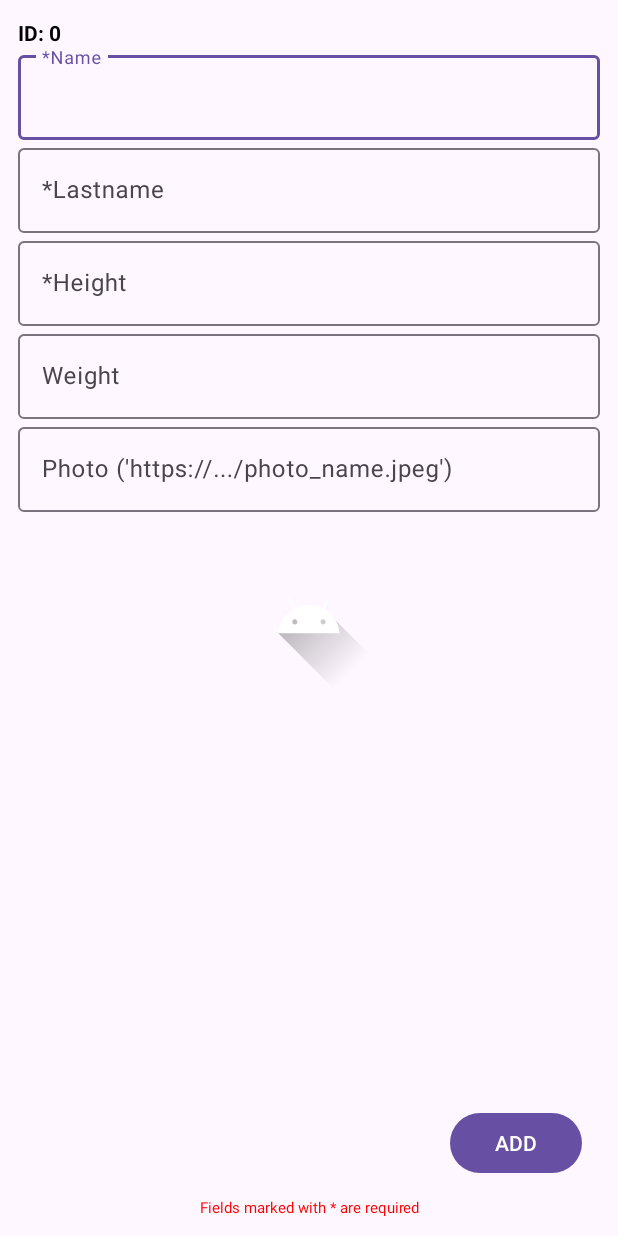
After one commit to xchelcd/DataList, an Android app: the layout activity_add.xml on its own in the app's theme, with its tools: preview values and no code run, on a phone screen of 412 x 824 dp. The commit adds this screen. Run offline under Robolectric (Android 15) with nearby library versions, the phone set to English and light mode, and no system bars.

Commit message:
added new AddActivity to add new users

```diff
--- a/app/src/main/AndroidManifest.xml
+++ b/app/src/main/AndroidManifest.xml
@@ -13,6 +13,9 @@
         android:theme="@style/Theme.MyApplication"
         tools:targetApi="31">
         <activity
+            android:name=".ui.add.AddActivity"
+            android:exported="false" />
+        <activity
             android:name=".ui.main.MainActivity"
             android:exported="true">
             <intent-filter>
--- /dev/null
+++ b/app/src/main/java/com/idaxmx/myapplication/ui/add/AddActivity.kt
@@ -0,0 +1,16 @@
+package com.idaxmx.myapplication.ui.add
+
+import android.os.Bundle
+import androidx.appcompat.app.AppCompatActivity
+import com.idaxmx.myapplication.databinding.ActivityAddBinding
+
+class AddActivity : AppCompatActivity() {
+
+    private var _binding: ActivityAddBinding? = null
+    private val binding get() = _binding!!
+
+    override fun onCreate(savedInstanceState: Bundle?) {
+        super.onCreate(savedInstanceState)
+        setContentView(binding.root)
+    }
+}
--- /dev/null
+++ b/app/src/main/res/layout/activity_add.xml
@@ -0,0 +1,112 @@
+<?xml version="1.0" encoding="utf-8"?>
+<layout xmlns:android="http://schemas.android.com/apk/res/android"
+    xmlns:app="http://schemas.android.com/apk/res-auto"
+    xmlns:tools="http://schemas.android.com/tools"
+    tools:context=".ui.add.AddActivity">
+
+    <data>
+
+        <import type="com.idaxmx.myapplication.binding.Callback" />
+
+        <variable
+            name="handleAdd"
+            type="Callback" />
+    </data>
+
+    <LinearLayout
+        android:layout_width="match_parent"
+        android:layout_height="match_parent"
+        android:orientation="vertical"
+        android:padding="12dp">
+
+        <TextView
+            android:layout_width="wrap_content"
+            android:layout_height="wrap_content"
+            android:textColor="@color/black"
+            android:textSize="14sp"
+            android:textStyle="bold"
+            tools:text="ID: 0" />
+
+        <com.google.android.material.textfield.TextInputLayout
+            android:layout_width="match_parent"
+            android:layout_height="wrap_content">
+
+            <com.google.android.material.textfield.TextInputEditText
+                android:layout_width="match_parent"
+                android:layout_height="match_parent"
+                android:hint="@string/name" />
+        </com.google.android.material.textfield.TextInputLayout>
+
+        <com.google.android.material.textfield.TextInputLayout
+            android:layout_width="match_parent"
+            android:layout_height="wrap_content">
+
+            <com.google.android.material.textfield.TextInputEditText
+                android:layout_width="match_parent"
+                android:layout_height="match_parent"
+                android:hint="@string/lastname" />
+        </com.google.android.material.textfield.TextInputLayout>
+
+        <com.google.android.material.textfield.TextInputLayout
+            android:layout_width="match_parent"
+            android:layout_height="wrap_content">
+
+            <com.google.android.material.textfield.TextInputEditText
+                android:layout_width="match_parent"
+                android:layout_height="match_parent"
+                android:hint="@string/height" />
+        </com.google.android.material.textfield.TextInputLayout>
+
+        <com.google.android.material.textfield.TextInputLayout
+            android:layout_width="match_parent"
+            android:layout_height="wrap_content">
+
+            <com.google.android.material.textfield.TextInputEditText
+                android:layout_width="match_parent"
+                android:layout_height="match_parent"
+                android:hint="@string/weight" />
+        </com.google.android.material.textfield.TextInputLayout>
+
+        <com.google.android.material.textfield.TextInputLayout
+            android:layout_width="match_parent"
+            android:layout_height="wrap_content">
+
+            <com.google.android.material.textfield.TextInputEditText
+                android:layout_width="match_parent"
+                android:layout_height="match_parent"
+                android:hint="@string/photo_https_photo_name_jpeg" />
+        </com.google.android.material.textfield.TextInputLayout>
+
+        <ImageView
+            android:layout_width="96dp"
+            android:layout_height="96dp"
+            android:layout_gravity="center"
+            android:layout_margin="24dp"
+            android:src="@drawable/ic_launcher_foreground"
+            android:contentDescription="@string/user_photo_profile" />
+
+        <View
+            android:layout_width="0dp"
+            android:layout_height="0dp"
+            android:layout_weight="1" />
+
+        <Button
+            android:layout_width="wrap_content"
+            android:layout_height="wrap_content"
+            android:layout_gravity="end"
+            android:layout_margin="12dp"
+            android:text="@string/add"
+            app:onClick="@{handleAdd}" />
+
+        <TextView
+            android:layout_width="match_parent"
+            android:layout_height="wrap_content"
+            android:text="@string/fields_marked_with_are_required"
+            android:textAlignment="center"
+            android:textColor="#FF0000"
+            android:textSize="10sp"
+            tools:ignore="SmallSp" />
+
+    </LinearLayout>
+
+</layout>
--- a/app/src/main/res/values/strings.xml
+++ b/app/src/main/res/values/strings.xml
@@ -1,3 +1,11 @@
 <resources>
     <string name="app_name">My Application</string>
+    <string name="name">*Name</string>
+    <string name="lastname">*Lastname</string>
+    <string name="weight">Weight</string>
+    <string name="photo_https_photo_name_jpeg">Photo (\'https://.../photo_name.jpeg\')</string>
+    <string name="add">ADD</string>
+    <string name="fields_marked_with_are_required">Fields marked with * are required</string>
+    <string name="height">*Height</string>
+    <string name="user_photo_profile">user photo profile</string>
 </resources>
```
